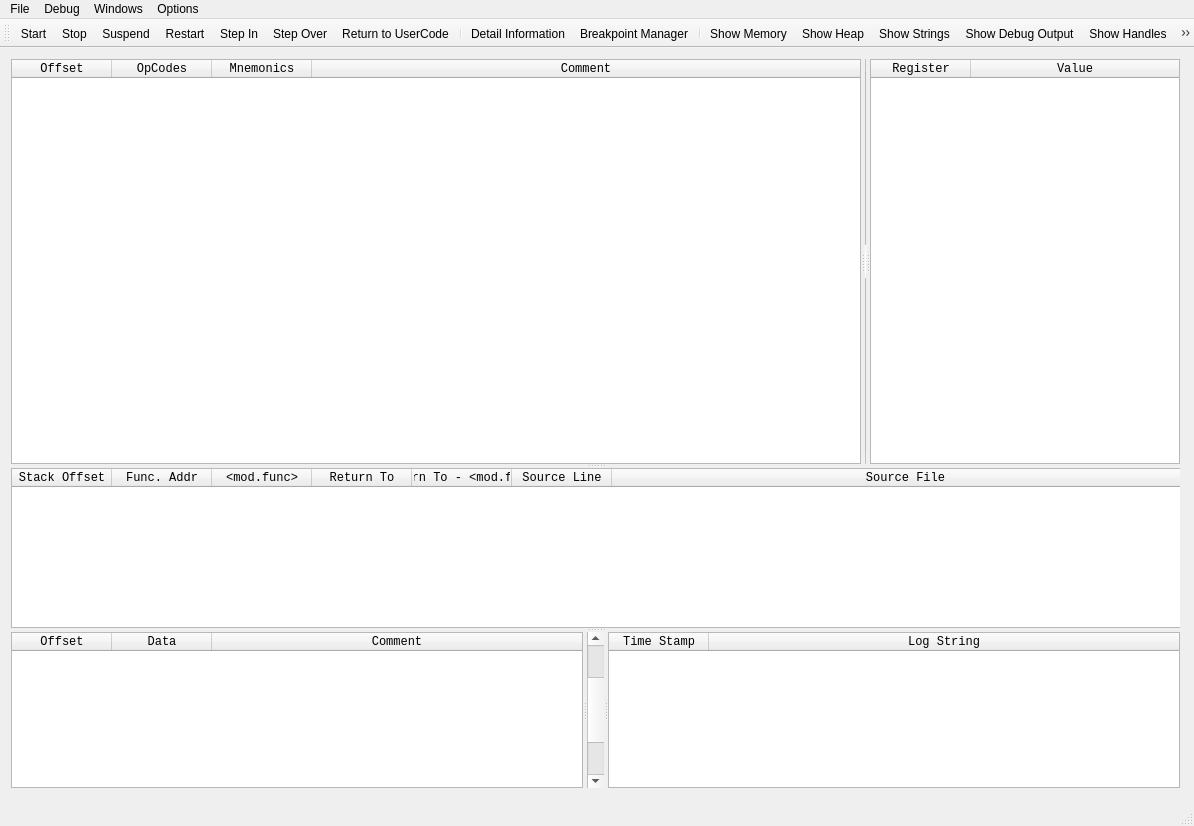
Qt form qtNanomite/qtDLGNanomite.ui (zer0fl4g/Nanomite) before a commit.
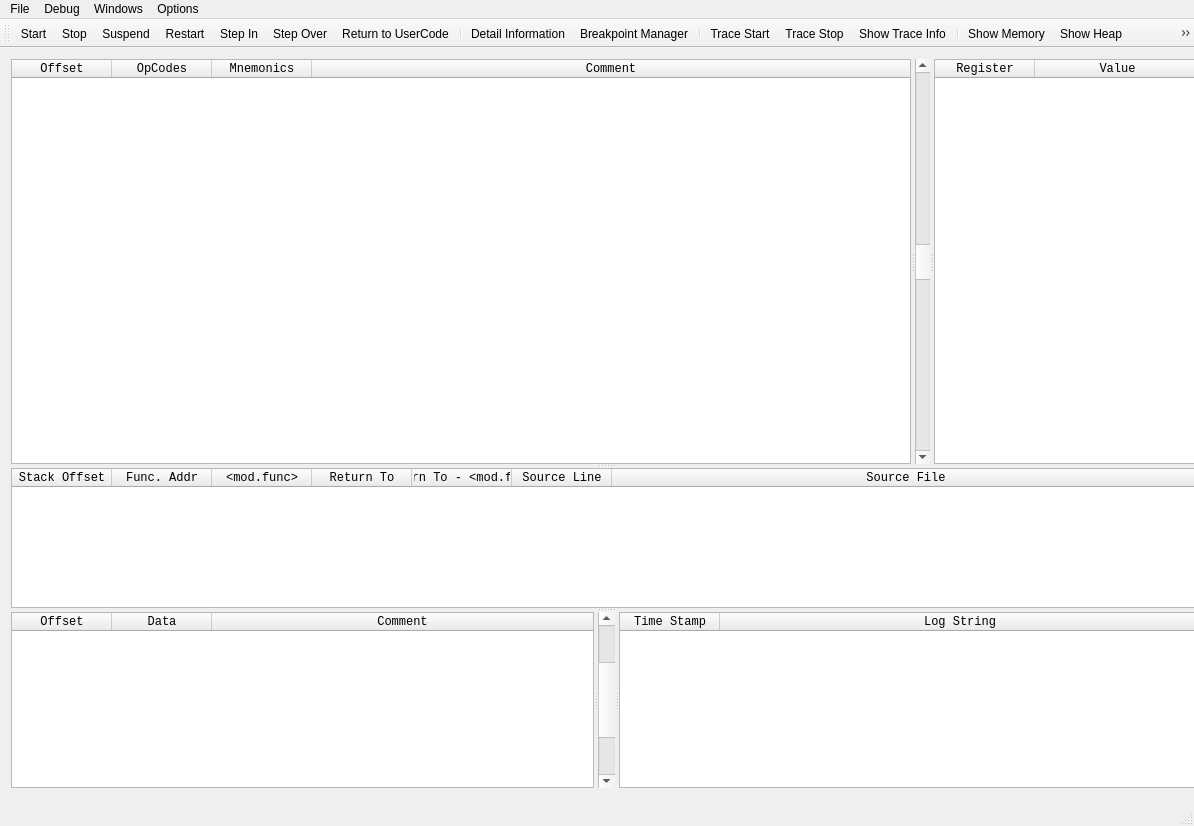
The same form after that commit. Icons and pictures are not drawn.

The edit to the form file:
```diff
--- a/qtNanomite/qtDLGNanomite.ui
+++ b/qtNanomite/qtDLGNanomite.ui
@@ -50,7 +50,7 @@
      <rect>
       <x>0</x>
       <y>0</y>
-      <width>1191</width>
+      <width>1212</width>
       <height>751</height>
      </rect>
     </property>
@@ -71,7 +71,7 @@
          <widget class="QTableWidget" name="tblDisAs">
           <property name="minimumSize">
            <size>
-            <width>850</width>
+            <width>900</width>
             <height>405</height>
            </size>
           </property>
@@ -89,6 +89,9 @@
           <property name="contextMenuPolicy">
            <enum>Qt::CustomContextMenu</enum>
           </property>
+          <property name="midLineWidth">
+           <number>0</number>
+          </property>
           <property name="verticalScrollBarPolicy">
            <enum>Qt::ScrollBarAlwaysOff</enum>
           </property>
@@ -101,6 +104,9 @@
           <property name="showGrid">
            <bool>false</bool>
           </property>
+          <attribute name="horizontalHeaderVisible">
+           <bool>true</bool>
+          </attribute>
           <attribute name="horizontalHeaderStretchLastSection">
            <bool>true</bool>
           </attribute>
@@ -169,7 +175,7 @@
          <widget class="QTableWidget" name="tblRegView">
           <property name="minimumSize">
            <size>
-            <width>310</width>
+            <width>250</width>
             <height>405</height>
            </size>
           </property>
@@ -196,6 +202,9 @@
           <property name="showGrid">
            <bool>false</bool>
           </property>
+          <attribute name="horizontalHeaderVisible">
+           <bool>true</bool>
+          </attribute>
           <attribute name="horizontalHeaderStretchLastSection">
            <bool>true</bool>
           </attribute>
@@ -203,10 +212,10 @@
            <bool>false</bool>
           </attribute>
           <attribute name="verticalHeaderDefaultSectionSize">
-           <number>15</number>
+           <number>14</number>
           </attribute>
           <attribute name="verticalHeaderMinimumSectionSize">
-           <number>15</number>
+           <number>14</number>
           </attribute>
           <column>
            <property name="text">
@@ -230,7 +239,7 @@
          <property name="minimumSize">
           <size>
            <width>1189</width>
-           <height>160</height>
+           <height>140</height>
           </size>
          </property>
          <property name="maximumSize">
@@ -345,6 +354,9 @@
          <property name="showGrid">
           <bool>false</bool>
          </property>
+         <attribute name="horizontalHeaderVisible">
+          <bool>true</bool>
+         </attribute>
          <attribute name="horizontalHeaderStretchLastSection">
           <bool>true</bool>
          </attribute>
@@ -432,6 +444,9 @@
          <property name="showGrid">
           <bool>false</bool>
          </property>
+         <attribute name="horizontalHeaderVisible">
+          <bool>true</bool>
+         </attribute>
          <attribute name="horizontalHeaderStretchLastSection">
           <bool>true</bool>
          </attribute>
@@ -574,6 +589,10 @@
    <addaction name="actionWindow_Detail_Information"/>
    <addaction name="actionWindow_Breakpoint_Manager"/>
    <addaction name="separator"/>
+   <addaction name="actionDebug_Trace_Start"/>
+   <addaction name="actionDebug_Trace_Stop"/>
+   <addaction name="actionDebug_Trace_Show"/>
+   <addaction name="separator"/>
    <addaction name="actionWindow_Show_Memory"/>
    <addaction name="actionWindow_Show_Heap"/>
    <addaction name="actionWindow_Show_Strings"/>
@@ -785,6 +804,21 @@
     <string>Return to UserCode</string>
    </property>
   </action>
+  <action name="actionDebug_Trace_Start">
+   <property name="text">
+    <string>Trace Start</string>
+   </property>
+  </action>
+  <action name="actionDebug_Trace_Stop">
+   <property name="text">
+    <string>Trace Stop</string>
+   </property>
+  </action>
+  <action name="actionDebug_Trace_Show">
+   <property name="text">
+    <string>Show Trace Info</string>
+   </property>
+  </action>
  </widget>
  <layoutdefault spacing="6" margin="11"/>
  <tabstops>
```
Left out of the diff: 4 changed lines with no effect on the pictures.
